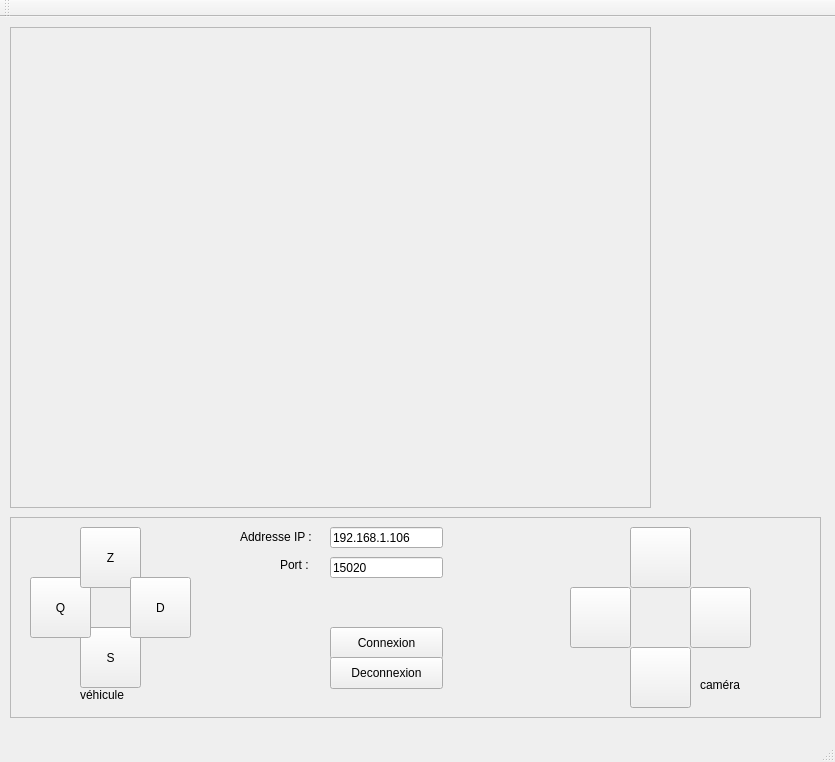
Above: mainwindow.ui from armen953/WifiBot before the change. Below: the same form after it.
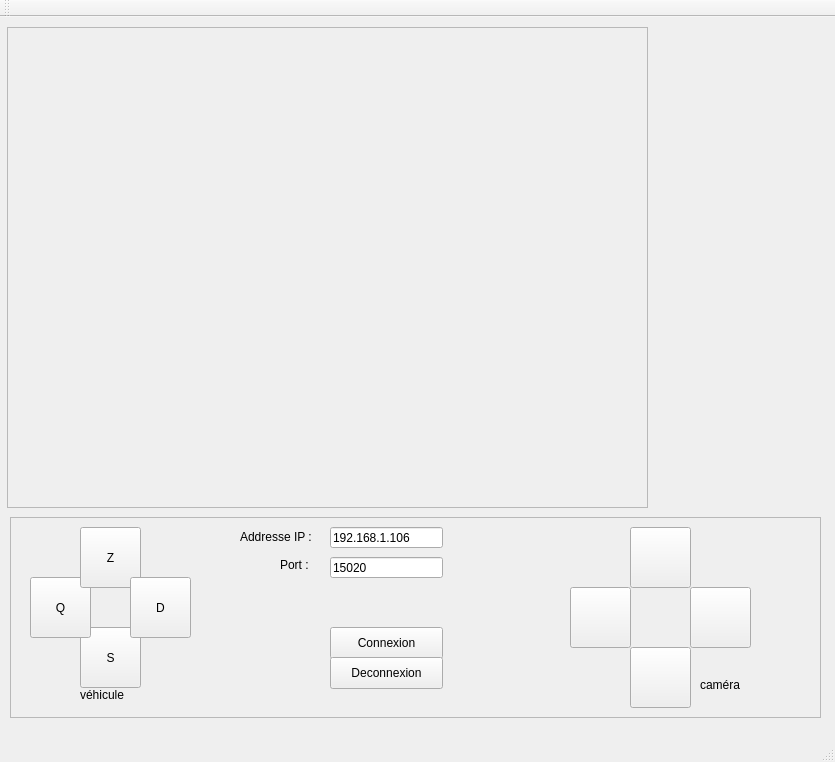
That is the form after the change.

```diff
--- a/mainwindow.ui
+++ b/mainwindow.ui
@@ -241,7 +241,7 @@
    <widget class="QFrame" name="frame_2">
     <property name="geometry">
      <rect>
-      <x>10</x>
+      <x>7</x>
       <y>10</y>
       <width>641</width>
       <height>481</height>
```
